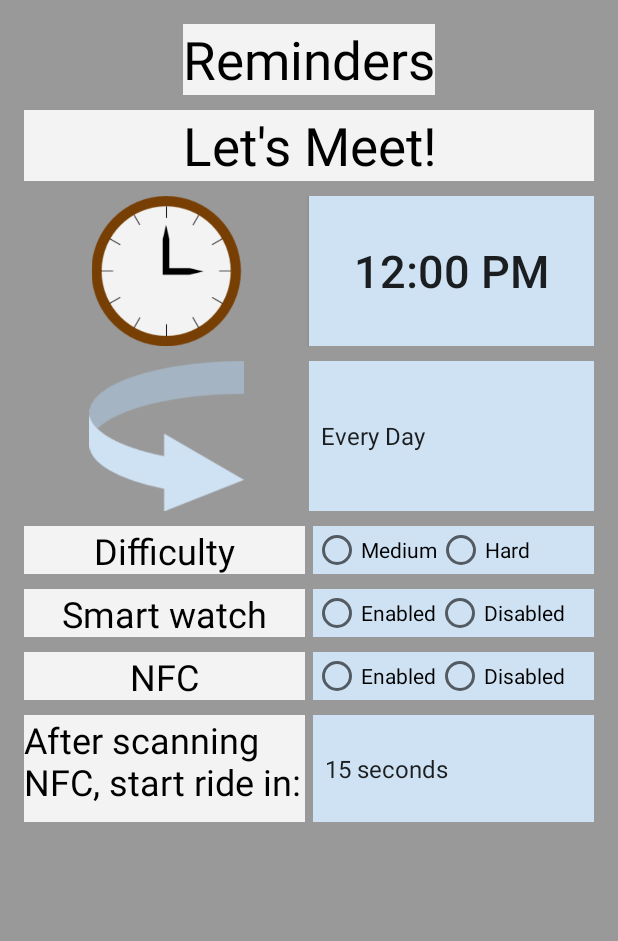
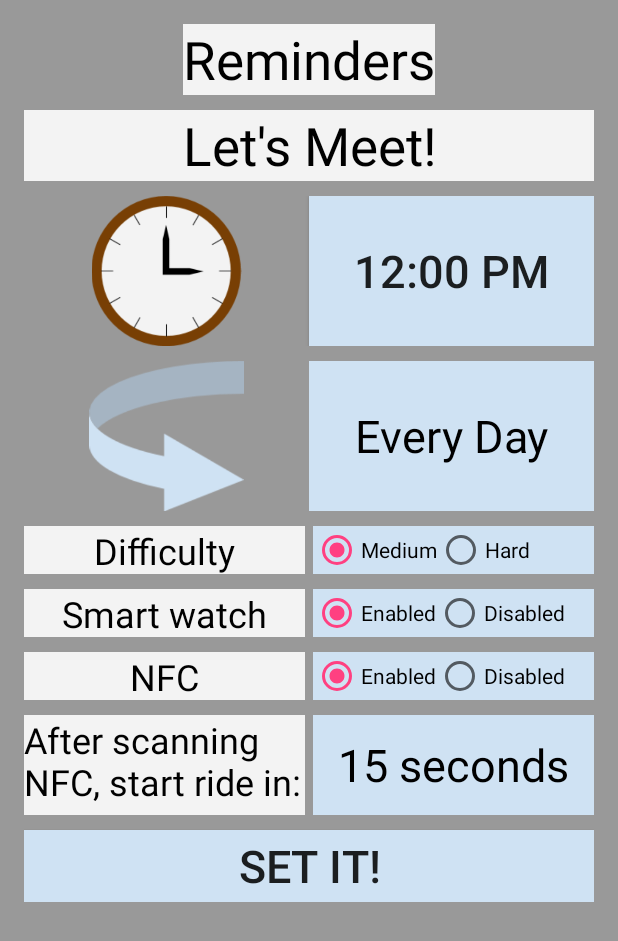
Before and after one commit to Jte901/Cycle-Coach, an Android app: the HexKeyActivity screen opened directly, with no data from a screen before it, on a phone screen of 412 x 824 dp. Shown: the top 941 px of the screen. Run offline under Robolectric (Android 15) with nearby library versions, the phone set to English and light mode, and no system bars.

Commit message:
More work on hex key

```diff
--- a/CycleCoach/app/src/main/java/com/example/james/cyclecoach/HexKeyActivity.java
+++ b/CycleCoach/app/src/main/java/com/example/james/cyclecoach/HexKeyActivity.java
@@ -11,14 +11,16 @@ import android.text.format.DateFormat;
 import android.view.View;
 import android.widget.ArrayAdapter;
 import android.widget.Button;
+import android.widget.RadioButton;
+import android.widget.RadioGroup;
 import android.widget.Spinner;
 import android.widget.TimePicker;
 
 import java.util.Calendar;
 
-public class HexKeyActivity extends AppCompatActivity {
+public class HexKeyActivity extends AppCompatActivity implements View.OnClickListener {
 
-    Button mTimeButton;
+    Button mTimeButton, mSetItButton;
     Spinner mReccurenceSpinner, mTimeSpinner;
 
     @Override
@@ -27,15 +29,30 @@ public class HexKeyActivity extends AppCompatActivity {
         setContentView(R.layout.activity_hex_key);
 
         mTimeButton = (Button) findViewById(R.id.timeButton);
+        mSetItButton = (Button) findViewById(R.id.setItButton);
+        mSetItButton.setOnClickListener(this);
+
+        RadioGroup difficulty = (RadioGroup) findViewById(R.id.radioGroupDifficulty);
+        RadioGroup smartWatch = (RadioGroup) findViewById(R.id.radioGroupSmartwatch);
+        RadioGroup nfc = (RadioGroup) findViewById(R.id.radioGroupNfc);
+
+        RadioButton mediumButton = (RadioButton) findViewById(R.id.mediumRadioButton);
+        RadioButton enabledWatchButton = (RadioButton) findViewById(R.id.smartWatchEnabledRadioButton);
+        RadioButton enabledNfcButton = (RadioButton) findViewById(R.id.nfcEnabledRadioButton);
+
+        difficulty.check(mediumButton.getId());
+        smartWatch.check(enabledWatchButton.getId());
+        nfc.check(enabledNfcButton.getId());
+
         mReccurenceSpinner = (Spinner) findViewById(R.id.recurrenceSpinner);
         mTimeSpinner = (Spinner) findViewById(R.id.timesSpinner);
 
         ArrayAdapter<CharSequence> adapter1 = ArrayAdapter.createFromResource(this,
-                R.array.notificationTimes, android.R.layout.simple_spinner_item);
+                R.array.notificationTimes, R.layout.spinner_layout);
         adapter1.setDropDownViewResource(android.R.layout.simple_spinner_dropdown_item);
 
         ArrayAdapter<CharSequence> adapter2 = ArrayAdapter.createFromResource(this,
-                R.array.delayTimes, android.R.layout.simple_spinner_item);
+                R.array.delayTimes, R.layout.spinner_layout);
         adapter2.setDropDownViewResource(android.R.layout.simple_spinner_dropdown_item);
 
         mReccurenceSpinner.setAdapter(adapter1);
@@ -46,6 +63,16 @@ public class HexKeyActivity extends AppCompatActivity {
     public void showTimePickerDialog(View v) {
         DialogFragment newFragment = new TimePickerFragment();
         newFragment.show(getFragmentManager(), "timePicker");
+    }
+
+    /**
+     * Called when a view has been clicked.
+     *
+     * @param v The view that was clicked.
+     */
+    @Override
+    public void onClick(View v) {
+        finish();
     }
 
     public static class TimePickerFragment extends DialogFragment
--- a/CycleCoach/app/src/main/res/layout/activity_hex_key.xml
+++ b/CycleCoach/app/src/main/res/layout/activity_hex_key.xml
@@ -59,8 +59,8 @@
                 android:layout_height="match_parent"
                 android:layout_weight="1"
                 android:background="#cfe2f3"
+                android:onClick="showTimePickerDialog"
                 android:text="12:00 pm"
-                android:onClick="showTimePickerDialog"
                 android:textSize="30sp" />
 
         </LinearLayout>
@@ -84,7 +84,8 @@
                 android:layout_width="0dp"
                 android:layout_height="match_parent"
                 android:layout_weight="1"
-                android:background="#cfe2f3" />
+                android:background="#cfe2f3"
+                android:gravity="center" />
 
         </LinearLayout>
 
@@ -99,15 +100,16 @@
             <TextView
                 android:layout_width="0dp"
                 android:layout_height="match_parent"
+                android:layout_marginEnd="5dp"
                 android:layout_weight="1"
                 android:background="#F3F3F3"
                 android:gravity="center"
                 android:text="@string/difficulty"
                 android:textColor="#000000"
-                android:layout_marginEnd="5dp"
                 android:textSize="24sp" />
 
             <RadioGroup
+                android:id="@+id/radioGroupDifficulty"
                 android:layout_width="0dp"
                 android:layout_height="wrap_content"
                 android:layout_weight="1"
@@ -115,6 +117,7 @@
                 android:orientation="horizontal">
 
                 <RadioButton
+                    android:id="@+id/mediumRadioButton"
                     android:layout_width="wrap_content"
                     android:layout_height="wrap_content"
                     android:text="@string/medium" />
@@ -138,15 +141,16 @@
             <TextView
                 android:layout_width="0dp"
                 android:layout_height="match_parent"
+                android:layout_marginEnd="5dp"
                 android:layout_weight="1"
                 android:background="#F3F3F3"
                 android:gravity="center"
                 android:text="@string/smartwatch"
                 android:textColor="#000000"
-                android:layout_marginEnd="5dp"
                 android:textSize="24sp" />
 
             <RadioGroup
+                android:id="@+id/radioGroupSmartwatch"
                 android:layout_width="0dp"
                 android:layout_height="wrap_content"
                 android:layout_weight="1"
@@ -154,6 +158,7 @@
                 android:orientation="horizontal">
 
                 <RadioButton
+                    android:id="@+id/smartWatchEnabledRadioButton"
                     android:layout_width="wrap_content"
                     android:layout_height="wrap_content"
                     android:text="@string/enabled" />
@@ -177,15 +182,16 @@
             <TextView
                 android:layout_width="0dp"
                 android:layout_height="match_parent"
+                android:layout_marginEnd="5dp"
                 android:layout_weight="1"
                 android:background="#F3F3F3"
                 android:gravity="center"
                 android:text="@string/nfc"
                 android:textColor="#000000"
-                android:layout_marginEnd="5dp"
                 android:textSize="24sp" />
 
             <RadioGroup
+                android:id="@+id/radioGroupNfc"
                 android:layout_width="0dp"
                 android:layout_height="wrap_content"
                 android:layout_weight="1"
@@ -193,6 +199,7 @@
                 android:orientation="horizontal">
 
                 <RadioButton
+                    android:id="@+id/nfcEnabledRadioButton"
                     android:layout_width="wrap_content"
                     android:layout_height="wrap_content"
                     android:text="@string/enabled" />
@@ -216,12 +223,12 @@
             <TextView
                 android:layout_width="0dp"
                 android:layout_height="match_parent"
+                android:layout_marginEnd="5dp"
                 android:layout_weight="1"
                 android:background="#F3F3F3"
                 android:gravity="start"
                 android:text="@string/nfc_delay"
                 android:textColor="#000000"
-                android:layout_marginEnd="5dp"
                 android:textSize="24sp" />
 
             <Spinner
@@ -230,10 +237,20 @@
                 android:layout_height="match_parent"
                 android:layout_weight="1"
                 android:background="#cfe2f3"
-                android:orientation="horizontal">
-            </Spinner>
+                android:gravity="center"
+                android:orientation="horizontal" />
 
         </LinearLayout>
 
+        <Button
+            android:layout_width="match_parent"
+            android:layout_height="wrap_content"
+            android:id="@+id/setItButton"
+            android:layout_below="@id/row6"
+            android:layout_marginTop="10dp"
+            android:background="#cfe2f3"
+            android:text="@string/set_it"
+            android:textSize="30sp" />
+
     </RelativeLayout>
 </ScrollView>
--- /dev/null
+++ b/CycleCoach/app/src/main/res/layout/spinner_layout.xml
@@ -0,0 +1,8 @@
+<?xml version="1.0" encoding="utf-8"?>
+<TextView xmlns:android="http://schemas.android.com/apk/res/android"
+    android:id="@+id/spinnerTarget"
+    android:layout_width="fill_parent"
+    android:layout_height="wrap_content"
+    android:textColor="#000000"
+    android:gravity="center"
+    android:textSize="30sp" />
--- a/CycleCoach/app/src/main/res/values/strings.xml
+++ b/CycleCoach/app/src/main/res/values/strings.xml
@@ -17,6 +17,7 @@
     <string name="nfc_delay">After scanning NFC, start ride in:</string>
     <string name="hard">Hard</string>
     <string name="medium">Medium</string>
+    <string name="set_it">Set it!</string>
 
     <string-array name="progress_times">
         <item>Daily</item>
@@ -39,7 +40,7 @@
         <item>15 seconds</item>
         <item>30 seconds</item>
         <item>45 seconds</item>
-        <item>1 minutes</item>
+        <item>1 minute</item>
         <item>2 minutes</item>
     </string-array>
 </resources>
```
